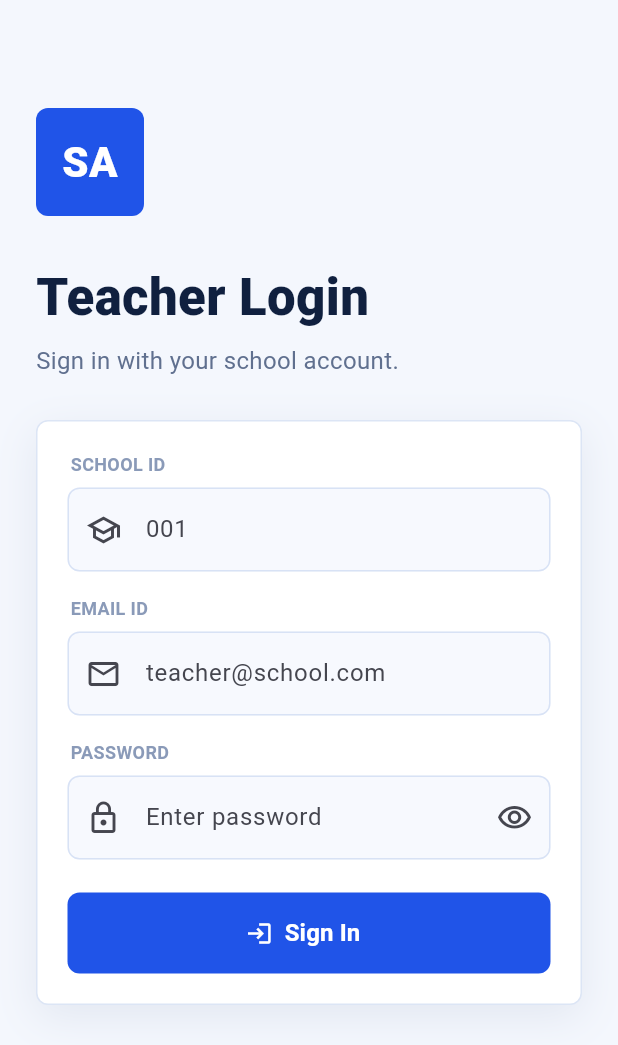
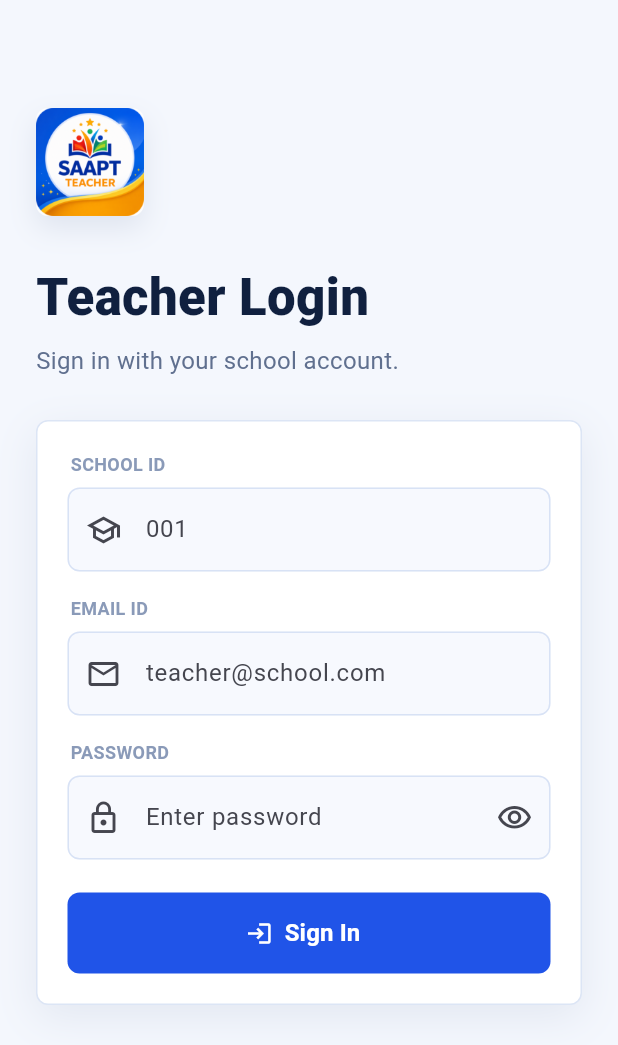
Before and after one commit to syedaabid1995/SchoolApp, a Flutter app: the screen it shows after launch, on a phone screen of 412 x 824 dp. Shown: the top 1045 px of the screen. Run offline on Flutter 3.47's test engine with Material 3 defaults, Android fonts, the phone set to English and light mode, and no system bars; our stand-ins replace cached_network_image, connectivity_plus, dio, equatable, firebase_core, firebase_messaging and 10 more; accounts and stored records are empty.

Commit message:
Prepare SAAPT mobile release builds

```diff
--- a/school-flutter/lib/saapt_ui/features/auth/presentation/screens/login_screen.dart
+++ b/school-flutter/lib/saapt_ui/features/auth/presentation/screens/login_screen.dart
@@ -70,18 +70,20 @@ class _SaaptLoginScreenState extends ConsumerState<SaaptLoginScreen> {
                   child: Container(
                     width: 72,
                     height: 72,
-                    alignment: Alignment.center,
                     decoration: BoxDecoration(
-                      color: SaaptTheme.primary,
                       borderRadius: BorderRadius.circular(8),
+                      boxShadow: const [
+                        BoxShadow(
+                          color: Color(0x180F2C64),
+                          blurRadius: 16,
+                          offset: Offset(0, 8),
+                        ),
+                      ],
                     ),
-                    child: const Text(
-                      'SA',
-                      style: TextStyle(
-                        color: Colors.white,
-                        fontSize: 28,
-                        fontWeight: FontWeight.w800,
-                      ),
+                    clipBehavior: Clip.antiAlias,
+                    child: Image.asset(
+                      'assets/branding/saapt_teacher_logo.png',
+                      fit: BoxFit.cover,
                     ),
                   ),
                 ),
--- a/school-flutter/pubspec.yaml
+++ b/school-flutter/pubspec.yaml
@@ -16,7 +16,7 @@ publish_to: 'none' # Remove this line if you wish to publish to pub.dev
 # https://developer.apple.com/library/archive/documentation/General/Reference/InfoPlistKeyReference/Articles/CoreFoundationKeys.html
 # In Windows, build-name is used as the major, minor, and patch parts
 # of the product and file versions while build-number is used as the build suffix.
-version: 1.0.0+1
+version: 1.0.0+2
 
 environment:
   sdk: ^3.10.4
@@ -86,6 +86,8 @@ flutter:
   # included with your application, so that you can use the icons in
   # the material Icons class.
   uses-material-design: true
+  assets:
+    - assets/branding/
 
   # To add assets to your application, add an assets section, like this:
   # assets:
--- a/school-parents/pubspec.yaml
+++ b/school-parents/pubspec.yaml
@@ -16,7 +16,7 @@ publish_to: 'none' # Remove this line if you wish to publish to pub.dev
 # https://developer.apple.com/library/archive/documentation/General/Reference/InfoPlistKeyReference/Articles/CoreFoundationKeys.html
 # In Windows, build-name is used as the major, minor, and patch parts
 # of the product and file versions while build-number is used as the build suffix.
-version: 1.0.0+1
+version: 1.0.0+2
 
 environment:
   sdk: ^3.10.4
@@ -72,6 +72,8 @@ flutter:
   # included with your application, so that you can use the icons in
   # the material Icons class.
   uses-material-design: true
+  assets:
+    - assets/branding/
 
   # To add assets to your application, add an assets section, like this:
   # assets:
```
Also changed, not shown: school-parents/lib/saapt_ui/features/auth/presentation/screens/login_screen.dart (+12 -3 lines), school-flutter/assets/branding/saapt_teacher_logo.png (added), school-parents/assets/branding/saapt_parent_logo.png (added), 68 other files.
